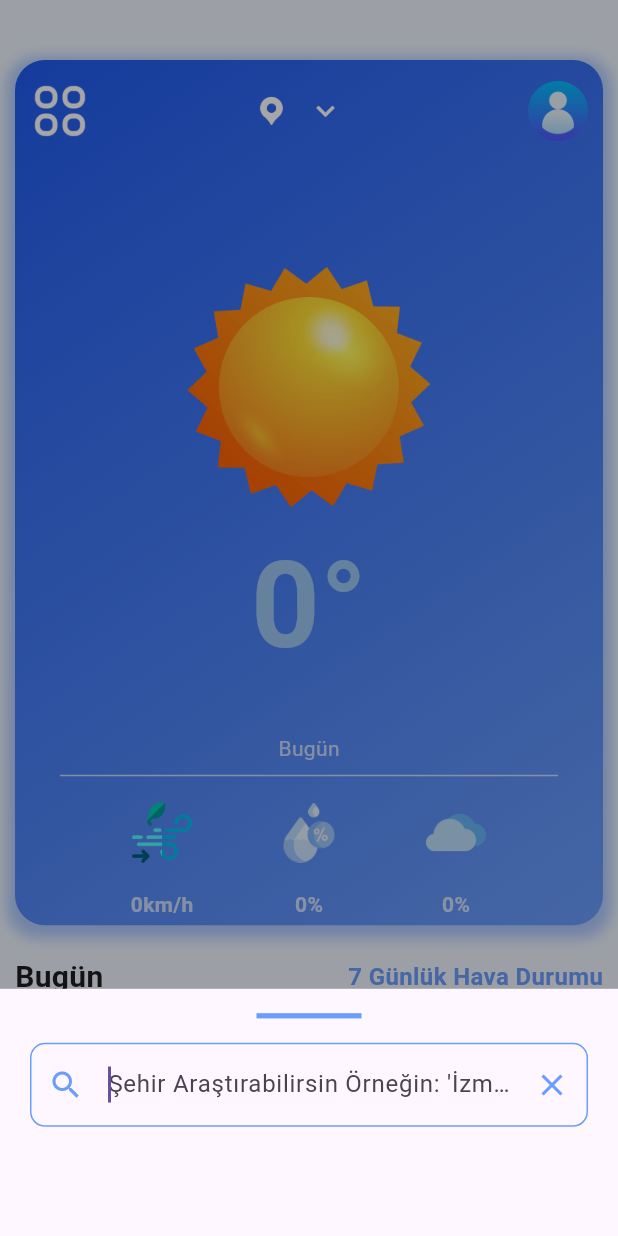
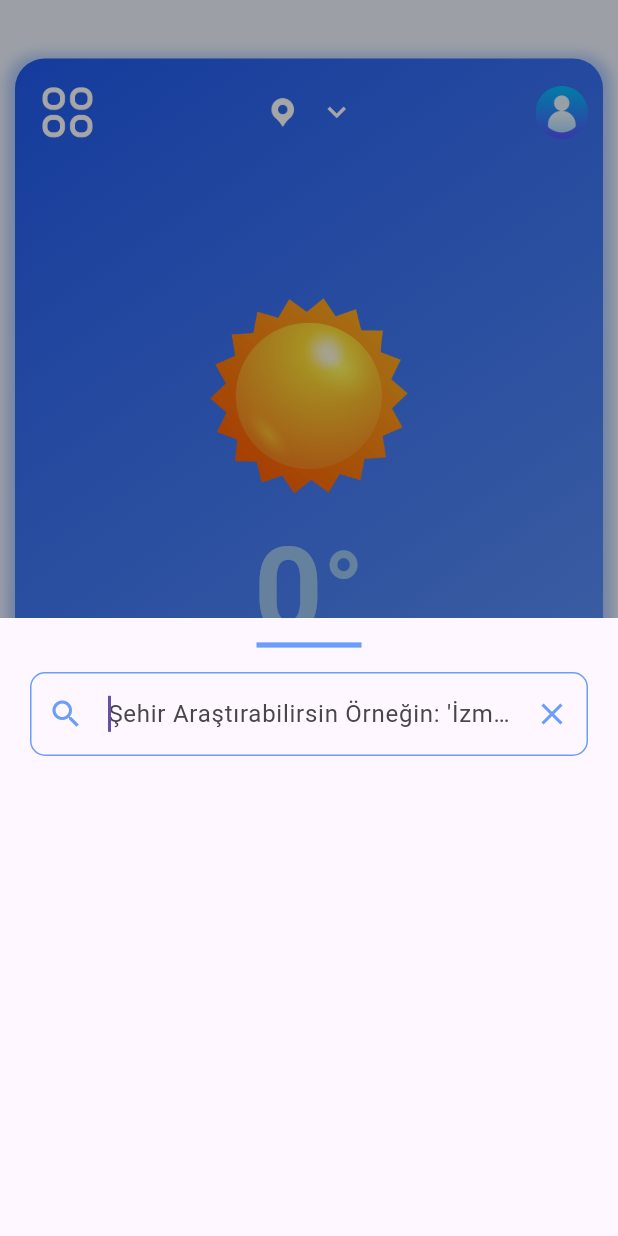
Before and after one commit to mertroot/WindyForecast, a Flutter app: the screen it shows after launch, after a tap on the "keyboard arrow down" icon, on a phone screen of 412 x 824 dp. Run offline on Flutter 3.47's test engine with Material 3 defaults, Android fonts, the phone set to English and light mode, and no system bars; our stand-ins replace geolocator, modal_bottom_sheet.

Commit message:
Yeni dosyalar

```diff
--- a/lib/ui/home_page.dart
+++ b/lib/ui/home_page.dart
@@ -209,7 +209,7 @@ class _HomePageState extends State<HomePage> {
       body: Container(
         width: size.width,
         height: size.height,
-        padding: const EdgeInsets.only(top: 40, left: 10, right: 10),
+        padding: const EdgeInsets.only(top: 39, left: 10, right: 10),
         color: Constants.primaryColor.withOpacity(0.1),
         child: Column(
           children: [
@@ -234,12 +234,12 @@ class _HomePageState extends State<HomePage> {
                 mainAxisAlignment: MainAxisAlignment.center,
                 children: [
                   Padding(
-                    padding: const EdgeInsets.only(bottom: 80),
+                    padding: const EdgeInsets.only(bottom: 100),
                     child: Row(
                       mainAxisAlignment: MainAxisAlignment.spaceBetween,
                       crossAxisAlignment: CrossAxisAlignment.center,
                       children: [
-                        Image.asset("assets/menu.png", width: 40, height: 40),
+                        Image.asset("assets/menu.png", width: 50, height: 40),
                         Row(
                           crossAxisAlignment: CrossAxisAlignment.center,
                           children: [
@@ -263,7 +263,7 @@ class _HomePageState extends State<HomePage> {
                                           context,
                                         ),
                                         child: Container(
-                                          height: size.height * 0.2,
+                                          height: size.height * 0.5,
                                           padding: const EdgeInsets.symmetric(
                                             vertical: 10,
                                             horizontal: 20,
@@ -334,7 +334,7 @@ class _HomePageState extends State<HomePage> {
                           borderRadius: BorderRadius.circular(10),
                           child: Image.asset(
                             "assets/user.png",
-                            width: 40,
+                            width: 35,
                             height: 40,
                           ),
                         ),
@@ -347,7 +347,7 @@ class _HomePageState extends State<HomePage> {
                     crossAxisAlignment: CrossAxisAlignment.center,
                     children: [
                       SizedBox(
-                        height: 160,
+                        height: 130, //Değiştirilecek
                         child: Image.asset("assets/$weatherIcon"),
                       ),
                       Padding(
@@ -366,7 +366,7 @@ class _HomePageState extends State<HomePage> {
                             Text(
                               '°',
                               style: TextStyle(
-                                fontSize: 80,
+                                fontSize: 70,
                                 fontWeight: FontWeight.bold,
                                 foreground: Paint()..shader = Constants.shader,
                               ),
@@ -393,7 +393,7 @@ class _HomePageState extends State<HomePage> {
                     child: const Divider(color: Colors.white70),
                   ),
                   Container(
-                    padding: const EdgeInsets.symmetric(horizontal: 40),
+                    padding: const EdgeInsets.symmetric(horizontal: 30),
                     child: Row(
                       mainAxisAlignment: MainAxisAlignment.spaceBetween,
                       children: [
@@ -462,7 +462,7 @@ class _HomePageState extends State<HomePage> {
                   ),
                   const SizedBox(height: 8),
                   SizedBox(
-                    height: 110,
+                    height: 120,
                     child: ListView.builder(
                       itemCount: hourlyWeatherForecast.length,
                       scrollDirection: Axis.horizontal,
```
Also changed, not shown: assets/WindyForecastReklam.png (added), assets/windyforecast.png, 26 other files.
